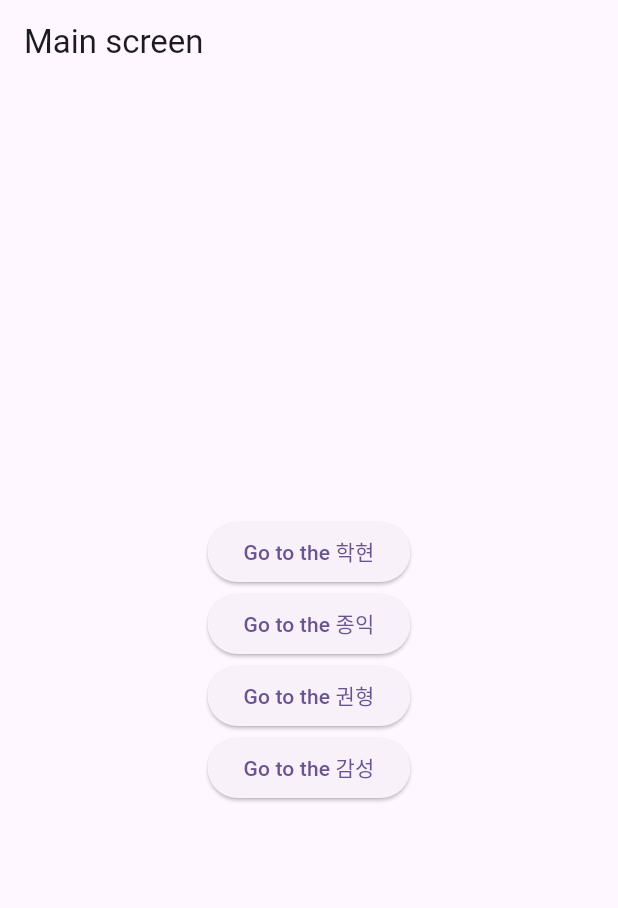
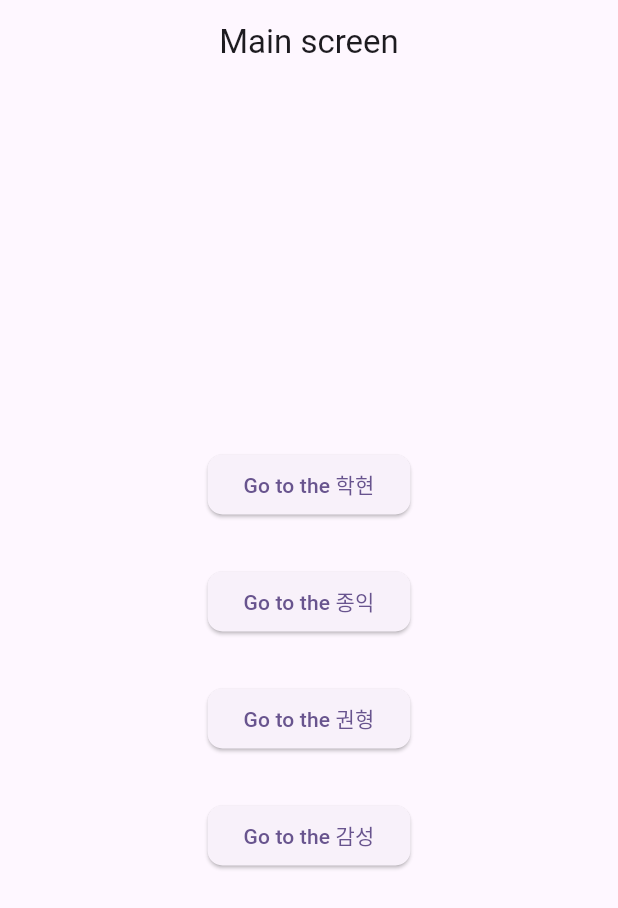
Before and after one commit to first-project-of-4T/main, a Flutter app: the screen it shows after launch, on a phone screen of 412 x 824 dp. Shown: the top 908 px of the screen. Run offline on Flutter 3.47's test engine with Material 3 defaults, Android fonts, the phone set to English and light mode, and no system bars.

Commit message:
이학현 작업
개인 페이지 수정, home, main 수정

```diff
--- a/navigator_git_4t_app/lib/home.dart
+++ b/navigator_git_4t_app/lib/home.dart
@@ -8,6 +8,7 @@ class Home extends StatelessWidget {
     return Scaffold(
       appBar: AppBar(
         title: Text('Main screen'),
+        centerTitle: true,
       ),
       body: Center(
         child: Column(
@@ -15,18 +16,44 @@ class Home extends StatelessWidget {
           children: [
             ElevatedButton(
               onPressed: () => Navigator.pushNamed(context, '/1st'),
+              style: ElevatedButton.styleFrom(
+                shape: RoundedRectangleBorder(
+                  borderRadius: BorderRadius.circular(10)
+                )
+              ),
               child: Text('Go to the 학현'),
               ),
-            ElevatedButton(
-              onPressed: () => Navigator.pushNamed(context, '/2nd'),
-              child: Text('Go to the 종익'),
+            Padding(
+              padding: const EdgeInsets.fromLTRB(0, 30, 0, 30),
+              child: ElevatedButton(
+                onPressed: () => Navigator.pushNamed(context, '/2nd'),
+              style: ElevatedButton.styleFrom(
+                shape: RoundedRectangleBorder(
+                  borderRadius: BorderRadius.circular(10)
+                )
               ),
-            ElevatedButton(
-              onPressed: () => Navigator.pushNamed(context, '/3rd'),
-              child: Text('Go to the 권형'),
+                child: Text('Go to the 종익'),
+                ),
+            ),
+            Padding(
+              padding: const EdgeInsets.fromLTRB(0, 0, 0, 30),
+              child: ElevatedButton(
+                onPressed: () => Navigator.pushNamed(context, '/3rd'),
+              style: ElevatedButton.styleFrom(
+                shape: RoundedRectangleBorder(
+                  borderRadius: BorderRadius.circular(10)
+                )
               ),
+                child: Text('Go to the 권형'),
+                ),
+            ),
             ElevatedButton(
               onPressed: () => Navigator.pushNamed(context, '/4th'),
+              style: ElevatedButton.styleFrom(
+                shape: RoundedRectangleBorder(
+                  borderRadius: BorderRadius.circular(10)
+                )
+              ),
               child: Text('Go to the 감성'),
               ),
           ],
--- a/navigator_git_4t_app/lib/main.dart
+++ b/navigator_git_4t_app/lib/main.dart
@@ -1,6 +1,10 @@
 import 'package:flutter/material.dart';
 
 import 'home.dart';
+import 'view/first/first_image_page.dart';
+import 'view/first/first_page.dart';
+import 'view/fourth/fouth_image_page.dart';
+import 'view/fourth/fouth_page.dart';
 import 'view/third/third_image_page.dart';
 import 'view/third/third_page.dart';
 import 'view/second/second_image_page.dart';
@@ -24,14 +28,14 @@ class MyApp extends StatelessWidget {
             initialRoute: '/',
       routes: {
         '/' : (context) => Home(),
-        // '/1st' : (context) => FirstPage(),
-        // '/1stimage' : (context) => FirstImagePage(),
-        // '/2nd' : (context) => SecondPage(),
-        // '/2ndimage' : (context) => SecondImagePage(),
+        '/1st' : (context) => FirstPage(),
+        '/1stimage' : (context) => FirstImagePage(),
+        '/2nd' : (context) => SecondPage(),
+        '/2ndimage' : (context) => SecondImagePage(),
         '/3rd' : (context) => ThirdPage(),
         '/3rdimage' : (context) => ThirdImagePage(),
-        // '/4th' : (context) => FourthPage(),
-        // '/4thimage' : (context) => FourthImagePage(),
+        '/4th' : (context) => FouthPage(),
+        '/4thimage' : (context) => FouthImagePage(),
       },
     );
   }
```
Also changed, not shown: navigator_git_4t_app/lib/view/first/first_image_page.dart (+63 -5 lines), navigator_git_4t_app/lib/view/first/first_page.dart (+20 -4 lines), navigator_git_4t_app/images/0526.jpg (added), navigator_git_4t_app/images/0738.webp (added), navigator_git_4t_app/images/1135.jpg (added), navigator_git_4t_app/images/9219.jpg (added).
